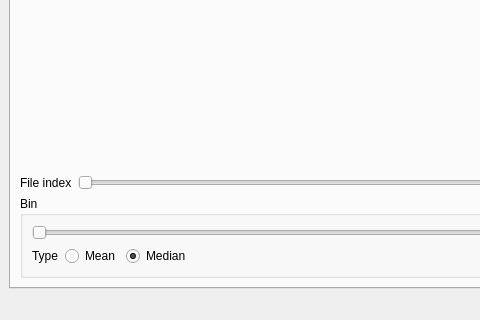
This is notebooks/ui/ui_wave_front_dynamics.ui in neutronimaging/python_notebooks as Qt 5 draws it before an edit; both pictures show x 0 to 480 and y 518 to 838 of the 1097 by 838 pixel window. The edited form follows.
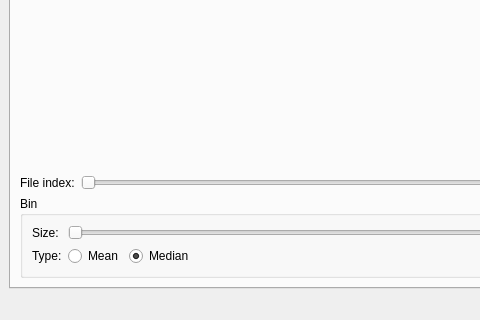
This is the edited form. The open tabs and pages were chosen to show the change.

Diff of the .ui file:
```diff
--- a/notebooks/ui/ui_wave_front_dynamics.ui
+++ b/notebooks/ui/ui_wave_front_dynamics.ui
@@ -40,7 +40,7 @@
           <item>
            <widget class="QLabel" name="label">
             <property name="text">
-             <string>File index</string>
+             <string>File index:</string>
             </property>
            </widget>
           </item>
@@ -68,6 +68,13 @@
           <layout class="QVBoxLayout" name="verticalLayout">
            <item>
             <layout class="QHBoxLayout" name="horizontalLayout">
+             <item>
+              <widget class="QLabel" name="label_4">
+               <property name="text">
+                <string>Size: </string>
+               </property>
+              </widget>
+             </item>
              <item>
               <widget class="QSlider" name="bin_value_horizontalSlider">
                <property name="orientation">
@@ -89,7 +96,7 @@
              <item>
               <widget class="QLabel" name="label_2">
                <property name="text">
-                <string>Type</string>
+                <string>Type:</string>
                </property>
               </widget>
              </item>
```
Left out of the diff: 4 changed lines with no effect on the pictures.
